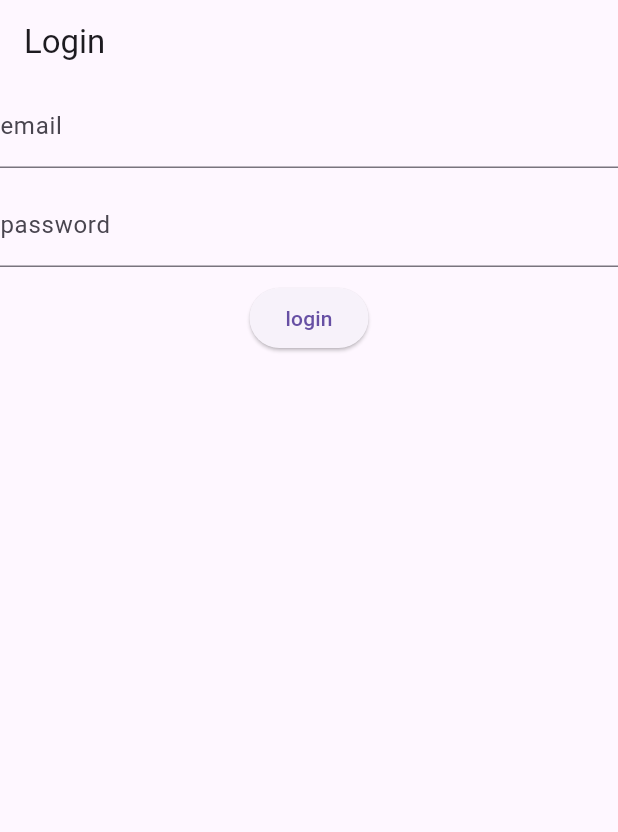
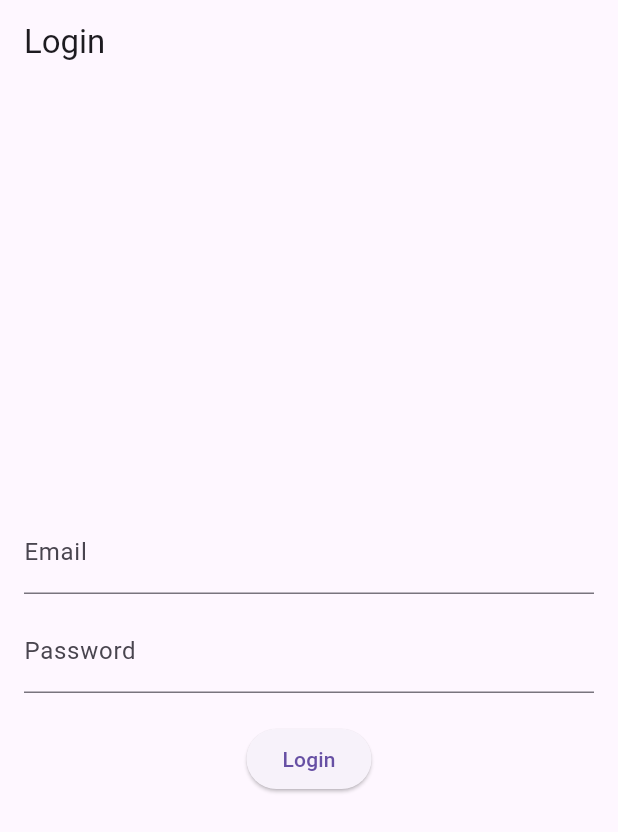
Before and after one commit to HEran-ite/flutter_app, a Flutter app: the screen it shows after launch, on a phone screen of 412 x 824 dp. Shown: the top 832 px of the screen. Run offline on Flutter 3.47's test engine with Material 3 defaults, Android fonts, the phone set to English and light mode, and no system bars; our stand-ins replace cloud_firestore, firebase_auth, firebase_core, flutter_dotenv; accounts and stored records are empty.

Commit message:
Feat: enhance login functionality with error handling and UI improvements

```diff
--- a/lib/login.dart
+++ b/lib/login.dart
@@ -10,16 +10,14 @@ class LoginPage extends StatefulWidget {
 }
 
 class _LoginPageState extends State<LoginPage> {
-  @override
-  Widget build(BuildContext context) {
   final emailController = TextEditingController();
   final passwordController = TextEditingController();
   String error = '';
   Future<void> login() async {
     try {
       await FirebaseAuth.instance.signInWithEmailAndPassword(
-          email: emailController.toString().trim(),
-          password: passwordController.toString().trim(),
+        email: emailController.text.trim(),
+        password: passwordController.text.trim(),
       );
       final uid = FirebaseAuth.instance.currentUser?.uid ?? '';
       Navigator.pushReplacement(
@@ -27,29 +25,43 @@ class _LoginPageState extends State<LoginPage> {
         MaterialPageRoute(builder: (context) => DashboardPage(uid: uid)),
       );
     } catch (e) {
-        error = e.toString();
+      setState(() {
+        error = e.toString(); // This triggers UI update
+      });
     }
   }
 
+  @override
+  Widget build(BuildContext context) {
     return Scaffold(
-      appBar: AppBar(title: Text('Login')),
-
+      appBar: AppBar(title: const Text('Login')),
       body: Center(
+        child: Padding(
+          padding: const EdgeInsets.all(16.0),
           child: Column(
+            mainAxisSize: MainAxisSize.min,
             children: [
               TextField(
                 controller: emailController,
-              decoration: InputDecoration(label: Text('email')),
+                decoration: const InputDecoration(labelText: 'Email'),
               ),
-            SizedBox(height: 10),
+              const SizedBox(height: 10),
               TextField(
                 controller: passwordController,
-              decoration: InputDecoration(label: Text('password')),
+                decoration: const InputDecoration(labelText: 'Password'),
+                obscureText: true,
               ),
-            SizedBox(height: 10),
-            ElevatedButton(onPressed: login, child: Text('login')),
-            error.isNotEmpty ? Text(error) : SizedBox.shrink(),
+              const SizedBox(height: 20),
+              ElevatedButton(onPressed: login, child: const Text('Login')),
+              const SizedBox(height: 10),
+              if (error.isNotEmpty)
+                Text(
+                  error,
+                  style: const TextStyle(color: Colors.red),
+                  textAlign: TextAlign.center,
+                ),
             ],
+          ),
         ),
       ),
     );
--- a/lib/main.dart
+++ b/lib/main.dart
@@ -1,13 +1,17 @@
 import 'package:flutter/material.dart';
 import 'package:firebase_core/firebase_core.dart';
-import 'package:flutter_app/login.dart';
 import 'package:flutter_dotenv/flutter_dotenv.dart';
-import 'firebase_options.dart'; // Auto-generated
+import 'package:firebase_auth/firebase_auth.dart';
+
+import 'login.dart';
+import 'dashboard.dart';
+import 'firebase_options.dart';
 
 void main() async {
   WidgetsFlutterBinding.ensureInitialized();
+  await dotenv.load(fileName: ".env");
   await Firebase.initializeApp(options: DefaultFirebaseOptions.currentPlatform);
-  await dotenv.load(fileName: ".env");
+
   runApp(const MyApp());
 }
 
@@ -16,6 +20,12 @@ class MyApp extends StatelessWidget {
 
   @override
   Widget build(BuildContext context) {
-    return MaterialApp(title: 'Firebase Test App', home: LoginPage());
+    return MaterialApp(
+      title: 'Firebase Test App',
+      debugShowCheckedModeBanner: false,
+      home: FirebaseAuth.instance.currentUser != null
+          ? DashboardPage(uid: FirebaseAuth.instance.currentUser!.uid)
+          : const LoginPage(),
+    );
   }
 }
```
Lines whose indentation alone changed are shown as unchanged.
